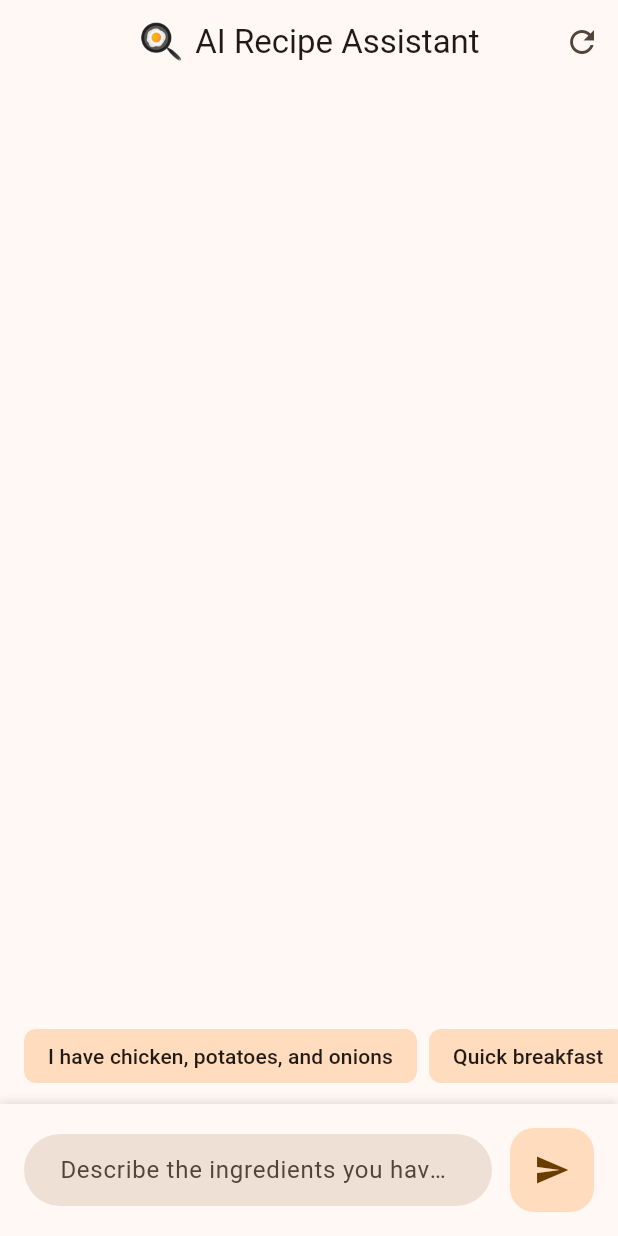
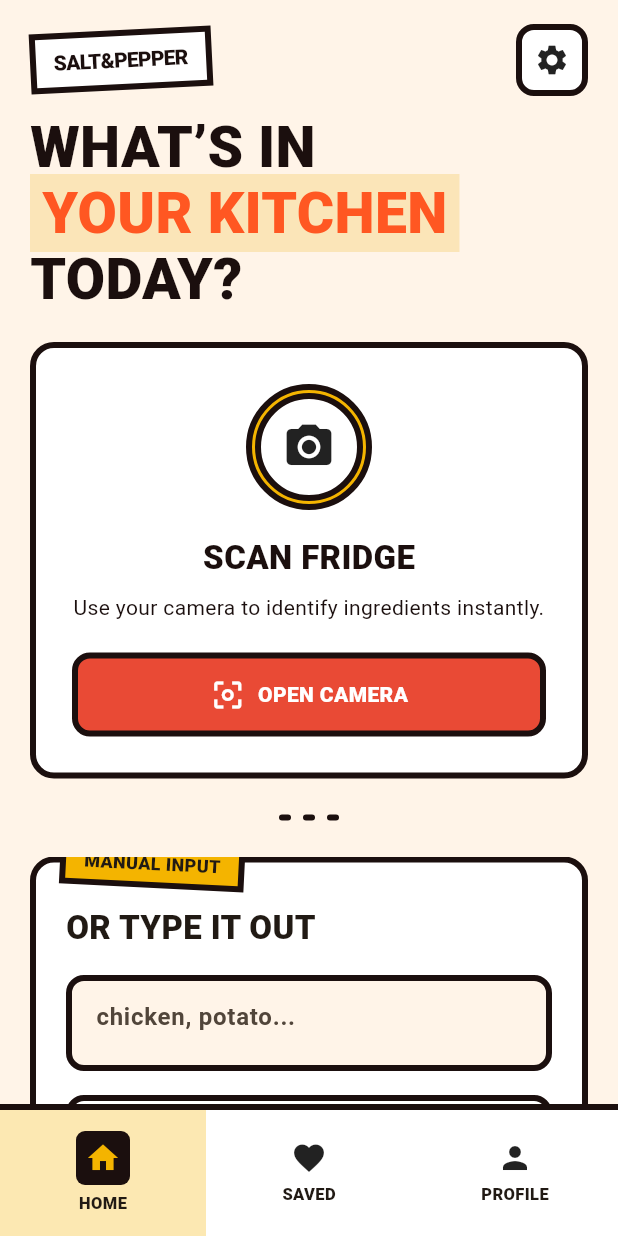
Before and after one commit to SacredNightmare99/salt-and-pepper, a Flutter app: the screen it shows after launch, on a phone screen of 412 x 824 dp. Run offline on Flutter 3.47's test engine with Material 3 defaults, Android fonts, the phone set to English and light mode, and no system bars; our stand-ins replace flutter_dotenv; missing offline and left inert: genui, genui_google_generative_ai, json_schema_builder.

Commit message:
added home screen and profile creation screen

```diff
--- a/lib/main.dart
+++ b/lib/main.dart
@@ -2,7 +2,9 @@ import 'package:flutter/material.dart';
 import 'package:logging/logging.dart';
 import 'package:flutter_dotenv/flutter_dotenv.dart';
 import 'package:genui/genui.dart';
-import 'package:salt_and_pepper/screens/chat_screen.dart';
+import 'package:salt_and_pepper/screens/home_screen.dart';
+// import 'package:salt_and_pepper/screens/chat_screen.dart';
+import 'package:salt_and_pepper/screens/profile_creation_screen.dart';
 
 Future<void> main() async {
   WidgetsFlutterBinding.ensureInitialized();
@@ -43,7 +45,7 @@ class RecipeGenUIApp extends StatelessWidget {
         useMaterial3: true,
       ),
       themeMode: ThemeMode.system,
-      home: const ChatScreen(),
+      home: const HomeScreen(),
     );
   }
 }
--- /dev/null
+++ b/lib/screens/home_screen.dart
@@ -0,0 +1,430 @@
+import 'package:flutter/material.dart';
+
+class HomeScreen extends StatefulWidget {
+  const HomeScreen({super.key});
+
+  @override
+  State<HomeScreen> createState() => _HomeScreenState();
+}
+
+class _HomeScreenState extends State<HomeScreen> {
+  static const bg = Color(0xFFFFF4E8);
+  static const paper = Colors.white;
+  static const charcoal = Color(0xFF1B0F0E);
+  static const primary = Color(0xFFE94A35);
+  static const mustard = Color(0xFFF4B400);
+  static const border = BorderSide(width: 4, color: charcoal);
+
+  final TextEditingController _manualController = TextEditingController();
+
+  @override
+  Widget build(BuildContext context) {
+    return Scaffold(
+      backgroundColor: bg,
+      body: SafeArea(
+        child: Stack(
+          children: [
+            Column(
+              children: [
+                _TopBar(),
+                Expanded(
+                  child: SingleChildScrollView(
+                    padding: const EdgeInsets.fromLTRB(20, 8, 20, 120),
+                    child: Column(
+                      crossAxisAlignment: CrossAxisAlignment.start,
+                      children: [
+                        _Headline(),
+                        const SizedBox(height: 24),
+                        _ScanCard(),
+                        const SizedBox(height: 24),
+                        _DividerDots(),
+                        const SizedBox(height: 24),
+                        _ManualInputCard(controller: _manualController),
+                      ],
+                    ),
+                  ),
+                ),
+              ],
+            ),
+            const _BottomNav(),
+          ],
+        ),
+      ),
+    );
+  }
+}
+
+/* ---------------- TOP BAR ---------------- */
+
+class _TopBar extends StatelessWidget {
+  @override
+  Widget build(BuildContext context) {
+    return Padding(
+      padding: const EdgeInsets.fromLTRB(20, 16, 20, 8),
+      child: Row(
+        mainAxisAlignment: MainAxisAlignment.spaceBetween,
+        children: [
+          Transform.rotate(
+            angle: -0.05,
+            child: Container(
+              padding: const EdgeInsets.symmetric(horizontal: 12, vertical: 6),
+              decoration: BoxDecoration(
+                color: Colors.white,
+                border: Border.all(width: 4, color: Color(0xFF1B0F0E)),
+              ),
+              child: const Text(
+                'SALT&PEPPER',
+                style: TextStyle(
+                  fontWeight: FontWeight.w900,
+                  letterSpacing: -0.5,
+                  color: _HomeScreenState.charcoal,
+                ),
+              ),
+            ),
+          ),
+          Container(
+            width: 48,
+            height: 48,
+            decoration: BoxDecoration(
+              color: Colors.white,
+              border: Border.all(width: 4, color: Color(0xFF1B0F0E)),
+              borderRadius: BorderRadius.circular(12),
+            ),
+            child: const Icon(Icons.settings),
+          ),
+        ],
+      ),
+    );
+  }
+}
+
+/* ---------------- HEADLINE ---------------- */
+
+class _Headline extends StatelessWidget {
+  @override
+  Widget build(BuildContext context) {
+    return Column(
+      crossAxisAlignment: CrossAxisAlignment.start,
+      children: [
+        Text(
+          "WHAT’S IN",
+          style: TextStyle(
+            fontSize: 38,
+            height: 0.95,
+            fontWeight: FontWeight.w900,
+            color: _HomeScreenState.charcoal,
+          ),
+        ),
+        Container(
+          padding: EdgeInsets.all(8),
+          color: Color(0xFFFBE5B8),
+          child: Text(
+            "YOUR KITCHEN",
+            style: TextStyle(
+              fontSize: 38,
+              height: 0.95,
+              color: Colors.deepOrange,
+              fontWeight: FontWeight.w900,
+            ),
+          ),
+        ),
+        Text(
+          "TODAY?",
+          style: TextStyle(
+            fontSize: 38,
+            height: 0.95,
+            fontWeight: FontWeight.w900,
+            color: _HomeScreenState.charcoal,
+          ),
+        ),
+      ],
+    );
+  }
+}
+
+/* ---------------- SCAN CARD ---------------- */
+
+class _ScanCard extends StatelessWidget {
+  @override
+  Widget build(BuildContext context) {
+    return Container(
+      decoration: BoxDecoration(
+        color: Colors.white,
+        border: Border.all(width: 4, color: Color(0xFF1B0F0E)),
+        borderRadius: BorderRadius.circular(16),
+      ),
+      padding: const EdgeInsets.all(24),
+      child: Column(
+        children: [
+          Stack(
+            alignment: Alignment.center,
+            children: [
+              Container(
+                width: 84,
+                height: 84,
+                decoration: BoxDecoration(
+                  color: Color(0xFFF4B400),
+                  border: Border.all(width: 4, color: Color(0xFF1B0F0E)),
+                  shape: BoxShape.circle,
+                ),
+              ),
+              Container(
+                width: 72,
+                height: 72,
+                decoration: BoxDecoration(
+                  color: Colors.white,
+                  border: Border.all(width: 4, color: Color(0xFF1B0F0E)),
+                  shape: BoxShape.circle,
+                ),
+                child: const Icon(Icons.photo_camera, size: 36),
+              ),
+            ],
+          ),
+          const SizedBox(height: 16),
+          const Text(
+            'SCAN FRIDGE',
+            style: TextStyle(fontSize: 22, fontWeight: FontWeight.w900, color: _HomeScreenState.charcoal),
+          ),
+          const SizedBox(height: 8),
+          const Text(
+            'Use your camera to identify ingredients instantly.',
+            style: TextStyle(color: _HomeScreenState.charcoal),
+            textAlign: TextAlign.center,
+          ),
+          const SizedBox(height: 20),
+          _PrimaryButton(label: 'OPEN CAMERA', icon: Icons.center_focus_weak),
+        ],
+      ),
+    );
+  }
+}
+
+/* ---------------- DIVIDER ---------------- */
+
+class _DividerDots extends StatelessWidget {
+  @override
+  Widget build(BuildContext context) {
+    return Row(
+      mainAxisAlignment: MainAxisAlignment.center,
+      children: List.generate(
+        3,
+        (_) => Container(
+          margin: const EdgeInsets.symmetric(horizontal: 4),
+          width: 8,
+          height: 4,
+          decoration: BoxDecoration(
+            color: Color(0xFF1B0F0E),
+            borderRadius: BorderRadius.circular(4),
+          ),
+        ),
+      ),
+    );
+  }
+}
+
+/* ---------------- MANUAL INPUT ---------------- */
+
+class _ManualInputCard extends StatelessWidget {
+  final TextEditingController controller;
+
+  const _ManualInputCard({required this.controller});
+
+  @override
+  Widget build(BuildContext context) {
+    return Stack(
+      children: [
+        Container(
+          padding: const EdgeInsets.fromLTRB(20, 28, 20, 20),
+          decoration: BoxDecoration(
+            color: Colors.white,
+            border: Border.all(width: 4, color: Color(0xFF1B0F0E)),
+            borderRadius: BorderRadius.circular(16),
+          ),
+          child: Column(
+            crossAxisAlignment: CrossAxisAlignment.start,
+            children: [
+              const Text(
+                'OR TYPE IT OUT',
+                style: TextStyle(fontSize: 22, fontWeight: FontWeight.w900),
+              ),
+              const SizedBox(height: 16),
+              Container(
+                height: 64,
+                padding: const EdgeInsets.symmetric(horizontal: 16),
+                decoration: BoxDecoration(
+                  color: Color(0xFFFFF4E8),
+                  border: Border.all(width: 4, color: Color(0xFF1B0F0E)),
+                  borderRadius: BorderRadius.circular(12),
+                ),
+                child: TextField(
+                  controller: controller,
+                  decoration: const InputDecoration(
+                    border: InputBorder.none,
+                    hintText: 'chicken, potato...',
+                  ),
+                  style: TextStyle(fontWeight: FontWeight.bold, fontSize: 16),
+                ),
+              ),
+              const SizedBox(height: 16),
+              _SecondaryButton(
+                label: 'FIND RECIPES',
+                icon: Icons.arrow_forward,
+              ),
+            ],
+          ),
+        ),
+        Positioned(
+          top: -12,
+          left: 20,
+          child: Transform.rotate(
+            angle: 0.05,
+            child: Container(
+              padding: const EdgeInsets.symmetric(horizontal: 12, vertical: 4),
+              decoration: BoxDecoration(
+                color: Color(0xFFF4B400),
+                border: Border.all(width: 4, color: Color(0xFF1B0F0E)),
+              ),
+              child: const Text(
+                'MANUAL INPUT',
+                style: TextStyle(fontWeight: FontWeight.w900, fontSize: 12),
+              ),
+            ),
+          ),
+        ),
+      ],
+    );
+  }
+}
+
+/* ---------------- BUTTONS ---------------- */
+
+class _PrimaryButton extends StatelessWidget {
+  final String label;
+  final IconData icon;
+
+  const _PrimaryButton({required this.label, required this.icon});
+
+  @override
+  Widget build(BuildContext context) {
+    return Container(
+      height: 56,
+      decoration: BoxDecoration(
+        color: Color(0xFFE94A35),
+        border: Border.all(width: 4, color: Color(0xFF1B0F0E)),
+        borderRadius: BorderRadius.circular(12),
+      ),
+      child: Row(
+        mainAxisAlignment: MainAxisAlignment.center,
+        children: [
+          Icon(icon, color: Colors.white),
+          const SizedBox(width: 8),
+          Text(
+            label,
+            style: const TextStyle(
+              color: Colors.white,
+              fontWeight: FontWeight.w900,
+            ),
+          ),
+        ],
+      ),
+    );
+  }
+}
+
+class _SecondaryButton extends StatelessWidget {
+  final String label;
+  final IconData icon;
+
+  const _SecondaryButton({required this.label, required this.icon});
+
+  @override
+  Widget build(BuildContext context) {
+    return Container(
+      height: 48,
+      decoration: BoxDecoration(
+        color: Colors.white,
+        border: Border.all(width: 4, color: Color(0xFF1B0F0E)),
+        borderRadius: BorderRadius.circular(12),
+      ),
+      child: Row(
+        mainAxisAlignment: MainAxisAlignment.center,
+        children: [
+          Text(label, style: const TextStyle(fontWeight: FontWeight.w900)),
+          const SizedBox(width: 8),
+          Icon(icon),
+        ],
+      ),
+    );
+  }
+}
+
+/* ---------------- BOTTOM NAV ---------------- */
+
+class _BottomNav extends StatelessWidget {
+  const _BottomNav();
+
+  @override
+  Widget build(BuildContext context) {
+    return Positioned(
+      bottom: 0,
+      left: 0,
+      right: 0,
+      child: Container(
+        height: 88,
+        decoration: const BoxDecoration(
+          color: Colors.white,
+          border: Border(top: BorderSide(width: 4, color: Color(0xFF1B0F0E))),
+        ),
+        child: Row(
+          children: const [
+            _NavItem(icon: Icons.home, label: 'HOME', active: true),
+            _NavItem(icon: Icons.favorite, label: 'SAVED'),
+            _NavItem(icon: Icons.person, label: 'PROFILE'),
+          ],
+        ),
+      ),
+    );
+  }
+}
+
+class _NavItem extends StatelessWidget {
+  final IconData icon;
+  final String label;
+  final bool active;
+
+  const _NavItem({
+    required this.icon,
+    required this.label,
+    this.active = false,
+  });
+
+  @override
+  Widget build(BuildContext context) {
+    return Expanded(
+      child: Container(
+        color: active ? Color(0xFFF4B400).withOpacity(0.3) : null,
+        child: Column(
+          mainAxisAlignment: MainAxisAlignment.center,
+          children: [
+            if (active)
+              Container(
+                padding: const EdgeInsets.all(6),
+                decoration: BoxDecoration(
+                  color: Color(0xFF1B0F0E),
+                  borderRadius: BorderRadius.circular(6),
+                ),
+                child: Icon(icon, color: Color(0xFFF4B400)),
+              )
+            else
+              Icon(icon),
+            const SizedBox(height: 4),
+            Text(
+              label,
+              style: const TextStyle(fontSize: 11, fontWeight: FontWeight.w900),
+            ),
+          ],
+        ),
+      ),
+    );
+  }
+}
```
Also changed, not shown: lib/screens/profile_creation_screen.dart (added, +286 -0 lines).
